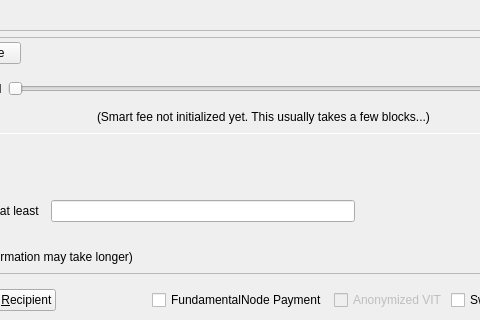
First picture: the form in src/qt/forms/sendcoinsdialog.ui, repository VitaeTeam/Vitae, before the edit; both pictures show x 296 to 776 and y 420 to 740 of the 978 by 740 pixel window.
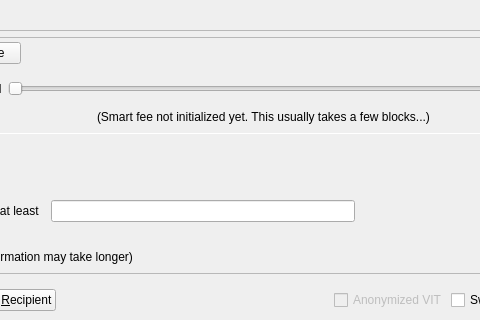
Second picture: the form after the edit. Icons and pictures are not drawn. Custom widgets are drawn as their Qt base class.

The edit to the form file:
```diff
--- a/src/qt/forms/sendcoinsdialog.ui
+++ b/src/qt/forms/sendcoinsdialog.ui
@@ -1675,13 +1675,6 @@
              </property>
             </spacer>
            </item>
-           <item>
-            <widget class="QCheckBox" name="checkBoxFnPayment">
-             <property name="text">
-              <string>FundamentalNode Payment</string>
-             </property>
-            </widget>
-           </item>
            <item>
             <layout class="QHBoxLayout" name="horizontalLayout_2">
              <property name="spacing">
```
